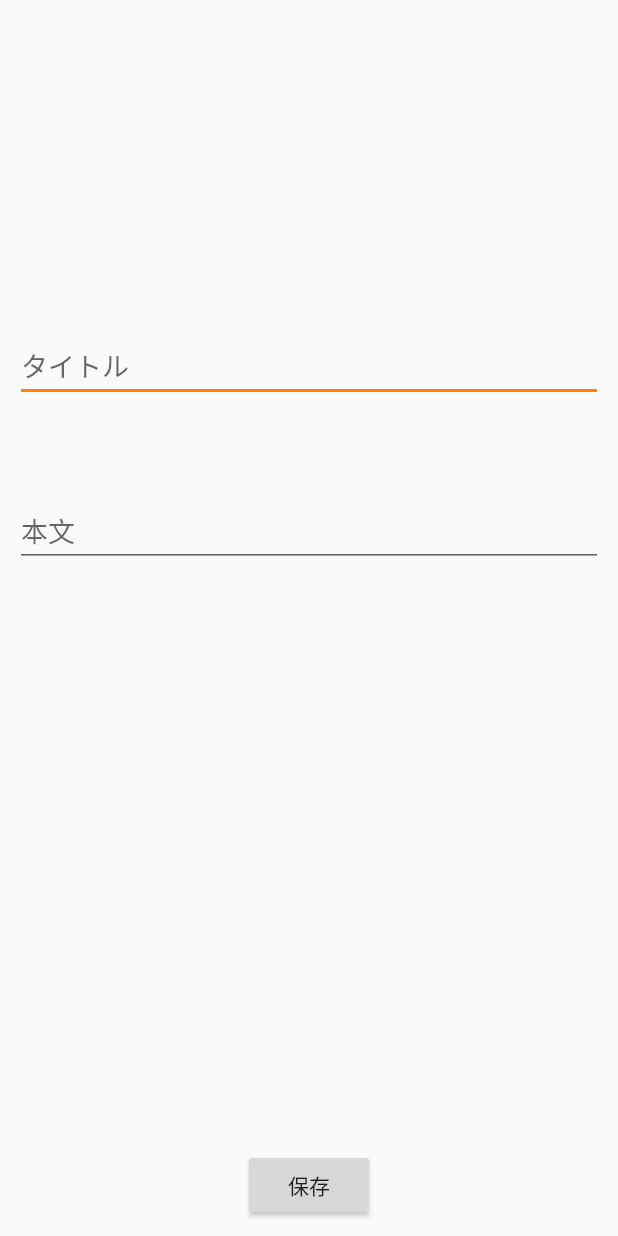
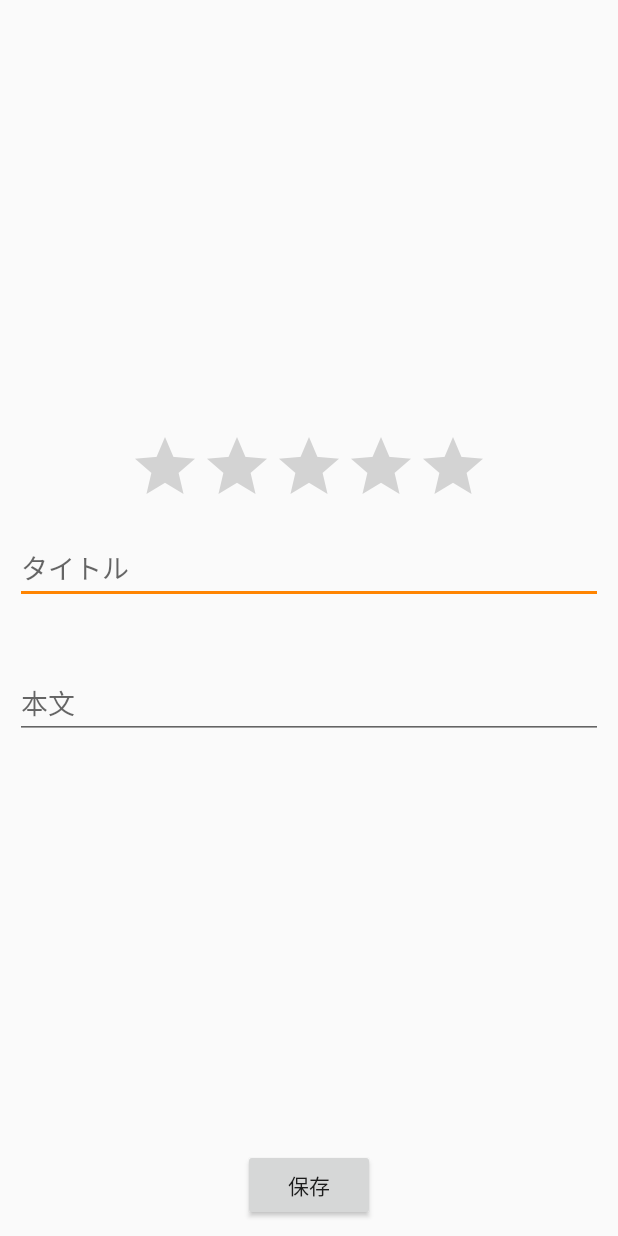
Before and after one commit to sasakitomohiro/beer-diary-android, an Android app: the BeerDetailActivity screen opened directly, with no data from a screen before it, on a phone screen of 412 x 824 dp. Run offline under Robolectric (Android 15) with nearby library versions, the phone set to English and light mode, and no system bars; our stand-ins replace Dagger/Hilt's generated code, data binding; libraries missing offline, so code that uses them is left out: coil.api.load, permissions.dispatcher; 1 statement that could not run was skipped.

```diff
--- a/app/src/main/java/monster/sasakisan/beer_diary_android/db/model/DiaryDao.kt
+++ b/app/src/main/java/monster/sasakisan/beer_diary_android/db/model/DiaryDao.kt
@@ -13,7 +13,8 @@ data class Diary(
   @PrimaryKey(autoGenerate = true) val id: Long = 0,
   val title: String,
   val content: String,
-  @ColumnInfo(name = "image_url") val imageUrl: String
+  @ColumnInfo(name = "image_url") val imageUrl: String,
+  @ColumnInfo(name = "star_count") val starCount: Float
 )
 
 @Dao
--- a/app/src/main/java/monster/sasakisan/beer_diary_android/ui/beerdetail/BeerDetailActivity.kt
+++ b/app/src/main/java/monster/sasakisan/beer_diary_android/ui/beerdetail/BeerDetailActivity.kt
@@ -63,7 +63,8 @@ class BeerDetailActivity : AppCompatActivity(R.layout.activity_beer_detail), Has
           id = diaryId,
           title = binding.title.text.toString(),
           content = binding.content.text.toString(),
-          url = url
+          url = url,
+          starCount = binding.rating.rating
         )
       )
     }
--- a/app/src/main/java/monster/sasakisan/beer_diary_android/ui/home/BeerItem.kt
+++ b/app/src/main/java/monster/sasakisan/beer_diary_android/ui/home/BeerItem.kt
@@ -19,6 +19,7 @@ class BeerItem(
       placeholder(R.drawable.placeholder)
       error(R.drawable.placeholder)
     }
+    viewBinding.ratingBar.rating = diary.starCount
 
     val context = viewBinding.root.context
     viewBinding.root.setOnClickListener {
--- a/app/src/main/res/layout/activity_beer_detail.xml
+++ b/app/src/main/res/layout/activity_beer_detail.xml
@@ -22,13 +22,26 @@
       tools:src="@tools:sample/avatars"
       />
 
+    <RatingBar
+      android:id="@+id/rating"
+      android:layout_width="wrap_content"
+      android:layout_height="wrap_content"
+      android:layout_marginBottom="10dp"
+      android:layout_marginTop="10dp"
+      android:numStars="5"
+      app:layout_constraintBottom_toTopOf="@id/title_scroll"
+      app:layout_constraintEnd_toEndOf="parent"
+      app:layout_constraintStart_toStartOf="parent"
+      app:layout_constraintTop_toBottomOf="@id/image"
+      />
+
     <ScrollView
       android:id="@+id/title_scroll"
       android:layout_width="match_parent"
-      android:layout_height="100dp"
+      android:layout_height="80dp"
       android:layout_marginBottom="10dp"
       app:layout_constraintBottom_toTopOf="@id/content_scroll"
-      app:layout_constraintTop_toBottomOf="@id/image"
+      app:layout_constraintTop_toBottomOf="@id/rating"
       >
 
       <EditText
```
Also changed, not shown: app/src/main/java/monster/sasakisan/beer_diary_android/model/Diary.kt (+6 -3 lines).
